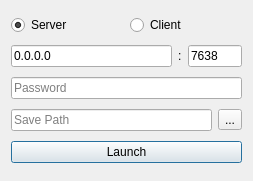
This is src/startupdialog.ui in yvbbrjdr/snftp as Qt 5 draws it before an edit. The edited form follows.
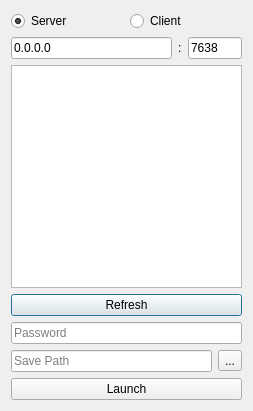
This is the edited form.

Patch:
```diff
--- a/src/startupdialog.ui
+++ b/src/startupdialog.ui
@@ -7,15 +7,9 @@
     <x>0</x>
     <y>0</y>
     <width>253</width>
-    <height>181</height>
+    <height>411</height>
    </rect>
   </property>
-  <property name="maximumSize">
-   <size>
-    <width>16777215</width>
-    <height>181</height>
-   </size>
-  </property>
   <property name="windowTitle">
    <string>snftp</string>
   </property>
@@ -72,6 +66,16 @@
      </item>
     </layout>
    </item>
+   <item>
+    <widget class="QListView" name="hostListView"/>
+   </item>
+   <item>
+    <widget class="QPushButton" name="refreshPushButton">
+     <property name="text">
+      <string>Refresh</string>
+     </property>
+    </widget>
+   </item>
    <item>
     <widget class="QLineEdit" name="passwordLineEdit">
      <property name="echoMode">
```
